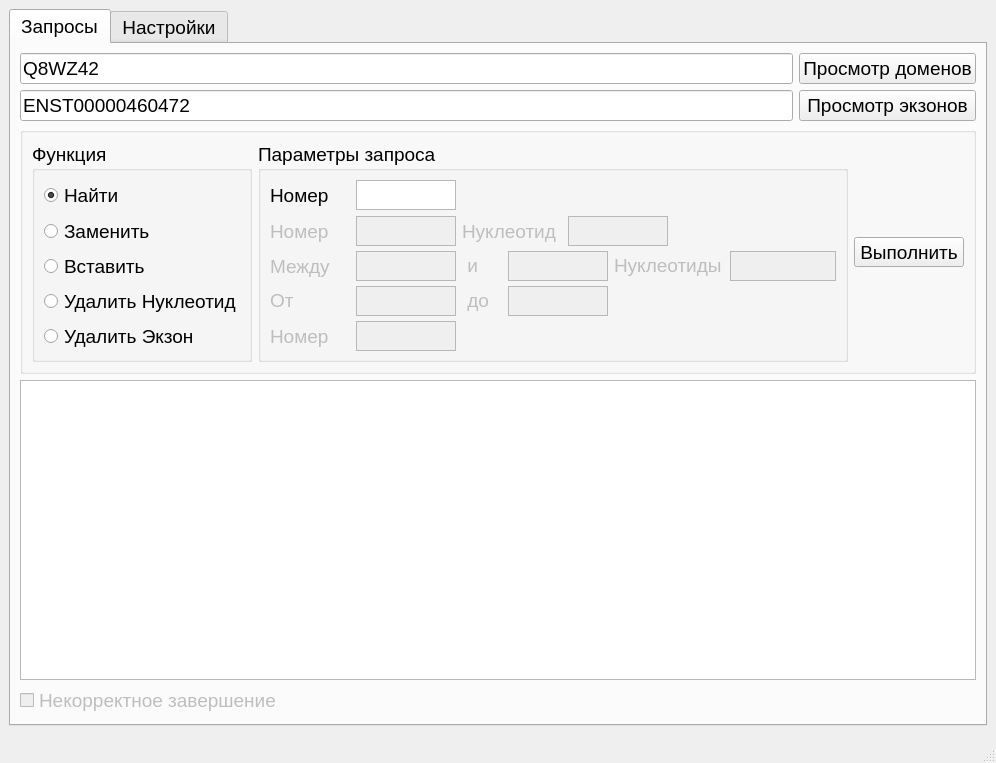
First picture: the form in src/mainwindow.ui, repository RedT0wer/TitinInfo, before the edit.
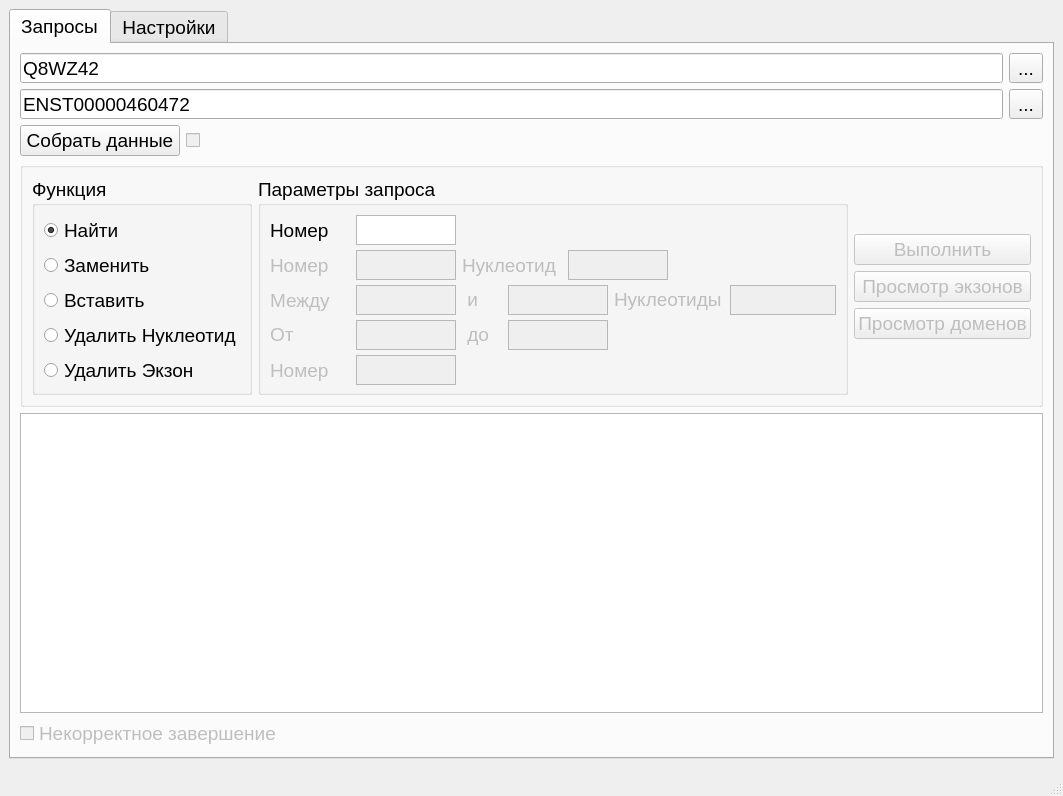
Second picture: the form after the edit.

```diff
--- a/src/mainwindow.ui
+++ b/src/mainwindow.ui
@@ -6,8 +6,8 @@
    <rect>
     <x>0</x>
     <y>0</y>
-    <width>996</width>
-    <height>763</height>
+    <width>1059</width>
+    <height>796</height>
    </rect>
   </property>
   <property name="font">
@@ -29,8 +29,109 @@
        <attribute name="title">
         <string>Запросы</string>
        </attribute>
-       <layout class="QGridLayout" name="gridLayout_2">
-        <item row="2" column="0" colspan="2">
+       <layout class="QVBoxLayout" name="verticalLayout_2">
+        <item>
+         <layout class="QHBoxLayout" name="horizontalLayout_3">
+          <item>
+           <widget class="QLineEdit" name="origin">
+            <property name="enabled">
+             <bool>true</bool>
+            </property>
+            <property name="minimumSize">
+             <size>
+              <width>120</width>
+              <height>30</height>
+             </size>
+            </property>
+            <property name="text">
+             <string>Q8WZ42</string>
+            </property>
+            <property name="placeholderText">
+             <string>Q8WZ42...</string>
+            </property>
+           </widget>
+          </item>
+          <item>
+           <widget class="QToolButton" name="path_origin">
+            <property name="text">
+             <string>...</string>
+            </property>
+           </widget>
+          </item>
+         </layout>
+        </item>
+        <item>
+         <layout class="QHBoxLayout" name="horizontalLayout_4">
+          <item>
+           <widget class="QLineEdit" name="isoform">
+            <property name="enabled">
+             <bool>true</bool>
+            </property>
+            <property name="minimumSize">
+             <size>
+              <width>120</width>
+              <height>30</height>
+             </size>
+            </property>
+            <property name="text">
+             <string>ENST00000460472</string>
+            </property>
+            <property name="placeholderText">
+             <string>ENST00000460472...</string>
+            </property>
+           </widget>
+          </item>
+          <item>
+           <widget class="QToolButton" name="path_isoform">
+            <property name="text">
+             <string>...</string>
+            </property>
+           </widget>
+          </item>
+         </layout>
+        </item>
+        <item>
+         <layout class="QHBoxLayout" name="layout_collect">
+          <item>
+           <widget class="QPushButton" name="collect_data">
+            <property name="maximumSize">
+             <size>
+              <width>160</width>
+              <height>35</height>
+             </size>
+            </property>
+            <property name="text">
+             <string>Собрать данные</string>
+            </property>
+           </widget>
+          </item>
+          <item>
+           <widget class="QCheckBox" name="check_collect_data">
+            <property name="enabled">
+             <bool>false</bool>
+            </property>
+            <property name="minimumSize">
+             <size>
+              <width>0</width>
+              <height>0</height>
+             </size>
+            </property>
+            <property name="font">
+             <font>
+              <pointsize>14</pointsize>
+             </font>
+            </property>
+            <property name="styleSheet">
+             <string notr="true"/>
+            </property>
+            <property name="text">
+             <string/>
+            </property>
+           </widget>
+          </item>
+         </layout>
+        </item>
+        <item>
          <widget class="QGroupBox" name="groupBox">
           <property name="maximumSize">
            <size>
@@ -709,7 +810,7 @@
             </widget>
            </item>
            <item row="0" column="2">
-            <layout class="QVBoxLayout" name="verticalLayout_2">
+            <layout class="QVBoxLayout" name="methods">
              <item>
               <widget class="QLabel" name="label_2">
                <property name="text">
@@ -719,6 +820,9 @@
              </item>
              <item>
               <widget class="QPushButton" name="pull_request">
+               <property name="enabled">
+                <bool>false</bool>
+               </property>
                <property name="minimumSize">
                 <size>
                  <width>110</width>
@@ -727,8 +831,8 @@
                </property>
                <property name="maximumSize">
                 <size>
-                 <width>110</width>
-                 <height>30</height>
+                 <width>16777215</width>
+                 <height>16777215</height>
                 </size>
                </property>
                <property name="text">
@@ -737,7 +841,27 @@
               </widget>
              </item>
              <item>
-              <widget class="QLabel" name="isWork">
+              <widget class="QPushButton" name="view_exons">
+               <property name="enabled">
+                <bool>false</bool>
+               </property>
+               <property name="text">
+                <string>Просмотр экзонов</string>
+               </property>
+              </widget>
+             </item>
+             <item>
+              <widget class="QPushButton" name="view_domains">
+               <property name="enabled">
+                <bool>false</bool>
+               </property>
+               <property name="text">
+                <string>Просмотр доменов</string>
+               </property>
+              </widget>
+             </item>
+             <item>
+              <widget class="QLabel" name="label_1">
                <property name="text">
                 <string/>
                </property>
@@ -751,14 +875,7 @@
           </layout>
          </widget>
         </item>
-        <item row="1" column="1">
-         <widget class="QPushButton" name="view_exons">
-          <property name="text">
-           <string>Просмотр экзонов</string>
-          </property>
-         </widget>
-        </item>
-        <item row="3" column="0" colspan="2">
+        <item>
          <widget class="QTextBrowser" name="response_browser">
           <property name="minimumSize">
            <size>
@@ -768,52 +885,7 @@
           </property>
          </widget>
         </item>
-        <item row="0" column="0">
-         <widget class="QLineEdit" name="origin">
-          <property name="enabled">
-           <bool>true</bool>
-          </property>
-          <property name="minimumSize">
-           <size>
-            <width>120</width>
-            <height>30</height>
-           </size>
-          </property>
-          <property name="text">
-           <string>Q8WZ42</string>
-          </property>
-          <property name="placeholderText">
-           <string>Q8WZ42...</string>
-          </property>
-         </widget>
-        </item>
-        <item row="0" column="1">
-         <widget class="QPushButton" name="view_domains">
-          <property name="text">
-           <string>Просмотр доменов</string>
-          </property>
-         </widget>
-        </item>
-        <item row="1" column="0">
-         <widget class="QLineEdit" name="isoform">
-          <property name="enabled">
-           <bool>true</bool>
-          </property>
-          <property name="minimumSize">
-           <size>
-            <width>120</width>
-            <height>30</height>
-           </size>
-          </property>
-          <property name="text">
-           <string>ENST00000460472</string>
-          </property>
-          <property name="placeholderText">
-           <string>ENST00000460472...</string>
-          </property>
-         </widget>
-        </item>
-        <item row="4" column="0" colspan="2">
+        <item>
          <widget class="QCheckBox" name="checkException">
           <property name="enabled">
            <bool>false</bool>
```
Left out of the diff: 4 changed lines with no effect on the pictures.
